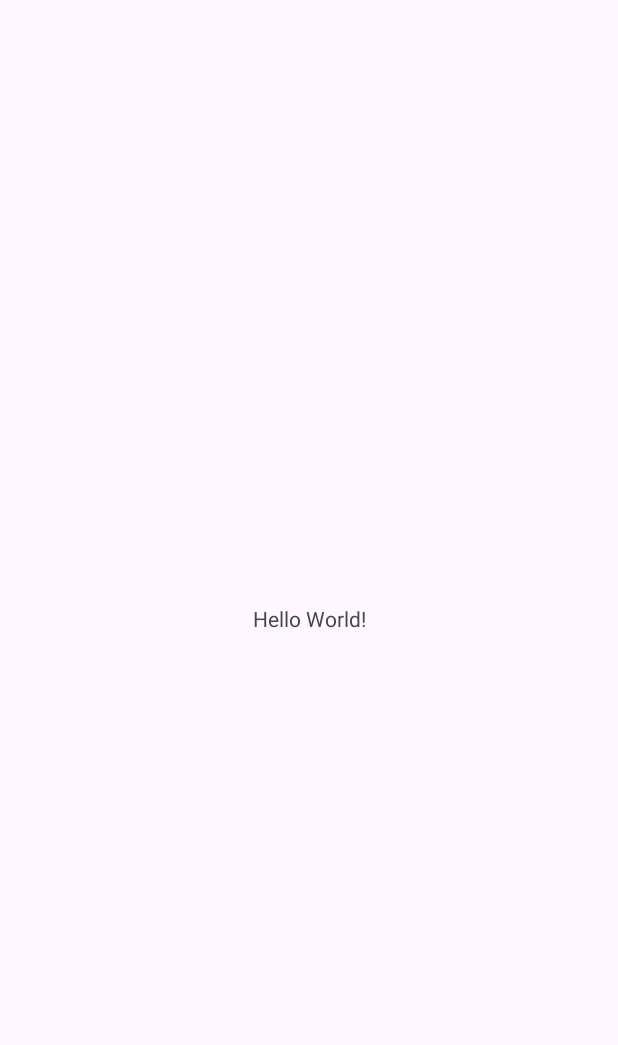
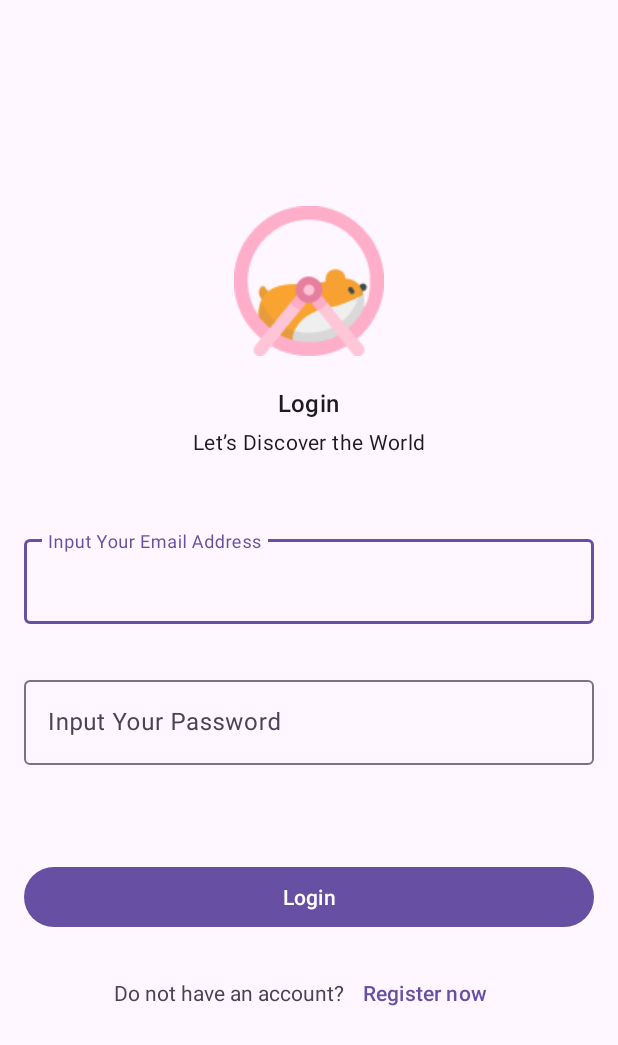
Before and after one commit to andremoore123/Narumi, an Android app: the screen it shows after launch (MainActivity), on a phone screen of 412 x 824 dp. Before the commit the part shown is almost empty. Shown: the top 1045 px of the screen. Run offline under Robolectric (Android 15) with nearby library versions, the phone set to English and light mode, and no system bars; our stand-ins replace Firebase (no records; nobody signed in at launch, a user with empty details on screens opened directly).

Commit message:
[FEATURE] Finished Login

```diff
--- a/app/build.gradle.kts
+++ b/app/build.gradle.kts
@@ -50,6 +50,8 @@ dependencies {
     implementation(libs.androidx.activity)
     implementation(libs.androidx.constraintlayout)
     implementation(libs.firebase.auth)
+    implementation(libs.androidx.navigation.fragment.ktx)
+    implementation(libs.androidx.navigation.ui.ktx)
     testImplementation(libs.junit)
     androidTestImplementation(libs.androidx.junit)
     androidTestImplementation(libs.androidx.espresso.core)
--- a/app/src/main/AndroidManifest.xml
+++ b/app/src/main/AndroidManifest.xml
@@ -3,6 +3,7 @@
     xmlns:tools="http://schemas.android.com/tools">
 
     <application
+        android:name=".MyApp"
         android:allowBackup="true"
         android:dataExtractionRules="@xml/data_extraction_rules"
         android:fullBackupContent="@xml/backup_rules"
--- a/app/src/main/java/com/id/narumi/MainActivity.kt
+++ b/app/src/main/java/com/id/narumi/MainActivity.kt
@@ -1,20 +1,48 @@
 package com.id.narumi
 
 import android.os.Bundle
+import android.util.Log
 import androidx.activity.enableEdgeToEdge
 import androidx.appcompat.app.AppCompatActivity
 import androidx.core.view.ViewCompat
 import androidx.core.view.WindowInsetsCompat
+import com.id.narumi.databinding.ActivityMainBinding
+import org.koin.android.scope.AndroidScopeComponent
+import org.koin.androidx.scope.activityScope
+import org.koin.androidx.viewmodel.ext.android.viewModel
+import org.koin.core.scope.Scope
 
-class MainActivity : AppCompatActivity() {
+class MainActivity : AppCompatActivity(), AndroidScopeComponent {
+    private lateinit var binding: ActivityMainBinding
+    private val viewModel: MainViewModel by viewModel()
     override fun onCreate(savedInstanceState: Bundle?) {
         super.onCreate(savedInstanceState)
         enableEdgeToEdge()
-        setContentView(R.layout.activity_main)
-        ViewCompat.setOnApplyWindowInsetsListener(findViewById(R.id.main)) { v, insets ->
+        binding = ActivityMainBinding.inflate(layoutInflater)
+        setContentView(binding.root)
+        ViewCompat.setOnApplyWindowInsetsListener(binding.root) { v, insets ->
             val systemBars = insets.getInsets(WindowInsetsCompat.Type.systemBars())
             v.setPadding(systemBars.left, systemBars.top, systemBars.right, systemBars.bottom)
             insets
         }
+
+        viewModel.authState.observe(this) { isLogin ->
+            if (isLogin) {
+                navigateToHome()
+            } else {
+                navigateToLogin()
+            }
+        }
     }
+
+    private fun navigateToHome() {
+        Log.d("MA", "Success Login")
+    }
+
+    private fun navigateToLogin() {
+        Log.d("MA", "Success Logout")
+
+    }
+
+    override val scope: Scope by activityScope()
 }
--- /dev/null
+++ b/app/src/main/java/com/id/narumi/MainViewModel.kt
@@ -0,0 +1,16 @@
+package com.id.narumi
+
+import androidx.lifecycle.ViewModel
+import com.id.narumi.domain.auth.IAuthRepository
+
+/**
+ * Created by: andreputras.
+ * Date: 24/07/24
+ * Name: Andre Eka Putra Simanjuntak
+ * Email: andremoore431@gmail.com
+ */
+class MainViewModel(
+    private val authRepository: IAuthRepository
+): ViewModel() {
+    val authState = authRepository.observeLoginState()
+}
--- a/app/src/main/java/com/id/narumi/MyApp.kt
+++ b/app/src/main/java/com/id/narumi/MyApp.kt
@@ -1,6 +1,7 @@
 package com.id.narumi
 
 import android.app.Application
+import com.id.narumi.di.AppModule
 import com.id.narumi.di.DatabaseModule
 import org.koin.android.ext.koin.androidContext
 import org.koin.android.ext.koin.androidLogger
@@ -19,6 +20,7 @@ class MyApp: Application() {
             androidLogger()
             androidContext(this@MyApp)
             modules(DatabaseModule.getModules())
+            modules(AppModule.getModules())
         }
     }
 }
--- /dev/null
+++ b/app/src/main/java/com/id/narumi/base/BaseDialog.kt
@@ -0,0 +1,39 @@
+package com.id.narumi.base
+
+import android.app.Dialog
+import android.content.Context
+import android.view.LayoutInflater
+import androidx.viewbinding.ViewBinding
+
+abstract class BaseDialog<B : ViewBinding>(
+    private val context: Context,
+    private val bindingFactory: (LayoutInflater) -> B
+) {
+    private var dialog: Dialog? = null
+    protected lateinit var binding: B
+
+    fun show() {
+        binding = bindingFactory.invoke(LayoutInflater.from(context))
+        dialog = Dialog(context)
+        dialog?.setContentView(binding.root)
+        binding.root.run {
+            post {
+                dialog?.window?.setLayout(
+                    context.resources.displayMetrics.widthPixels,
+                    measuredHeight + 100
+                )
+            }
+        }
+
+        initView()
+        dialog?.show()
+    }
+
+    fun dismiss() {
+        dialog?.dismiss()
+        dialog = null
+    }
+
+    abstract fun initView()
+
+}
--- /dev/null
+++ b/app/src/main/java/com/id/narumi/base/BaseFragment.kt
@@ -0,0 +1,42 @@
+package com.id.narumi.base
+
+import android.os.Bundle
+import android.view.LayoutInflater
+import android.view.View
+import android.view.ViewGroup
+import android.widget.Toast
+import androidx.fragment.app.Fragment
+import androidx.lifecycle.ViewModel
+import androidx.viewbinding.ViewBinding
+
+abstract class BaseFragment<B : ViewBinding, VM : ViewModel>(
+    private val bindingFactory: (LayoutInflater, ViewGroup?, Boolean) -> B
+) : Fragment() {
+    protected lateinit var binding: B
+    protected abstract val viewModel: VM
+
+    override fun onViewCreated(view: View, savedInstanceState: Bundle?) {
+        super.onViewCreated(view, savedInstanceState)
+        initView()
+        observeData()
+        listenData()
+        initListener()
+    }
+
+    override fun onCreateView(
+        inflater: LayoutInflater,
+        container: ViewGroup?,
+        savedInstanceState: Bundle?
+    ): View {
+        binding = bindingFactory.invoke(inflater, container, false)
+        return binding.root
+    }
+
+    open fun initView() {}
+    open fun observeData() {}
+    open fun initListener() {}
+    open fun listenData() {}
+    open fun showMessage(q: String) {
+        Toast.makeText(requireContext(), q, Toast.LENGTH_SHORT).show()
+    }
+}
--- a/app/src/main/java/com/id/narumi/data/auth/AuthRepository.kt
+++ b/app/src/main/java/com/id/narumi/data/auth/AuthRepository.kt
@@ -1,5 +1,7 @@
 package com.id.narumi.data.auth
 
+import androidx.lifecycle.LiveData
+import androidx.lifecycle.MutableLiveData
 import com.google.firebase.auth.FirebaseAuth
 import com.google.firebase.auth.UserProfileChangeRequest
 import com.id.narumi.domain.Resource
@@ -16,6 +18,15 @@ import kotlinx.coroutines.tasks.await
 class AuthRepository(
     private val firebaseAuth: FirebaseAuth
 ) : IAuthRepository {
+    private val _authState = MutableLiveData<Boolean>()
+    private val authStateListener = FirebaseAuth.AuthStateListener { auth ->
+        _authState.value = auth.currentUser != null
+    }
+
+    init {
+        firebaseAuth.addAuthStateListener(authStateListener)
+    }
+
     override suspend fun login(email: String, password: String): Resource<String> {
         return try {
             val result = firebaseAuth.signInWithEmailAndPassword(email, password).await()
@@ -45,4 +56,9 @@ class AuthRepository(
             name = currentUser?.displayName ?: "Not Set", email = currentUser?.email ?: "Empty Email"
         )
     }
+
+    override fun observeLoginState(): LiveData<Boolean> = _authState
+    override fun clearObserver() {
+        firebaseAuth.removeAuthStateListener(authStateListener)
+    }
 }
--- a/app/src/main/java/com/id/narumi/di/AppModule.kt
+++ b/app/src/main/java/com/id/narumi/di/AppModule.kt
@@ -1,4 +1,12 @@
 package com.id.narumi.di
+
+import com.id.narumi.MainActivity
+import com.id.narumi.MainViewModel
+import com.id.narumi.base.BaseModule
+import com.id.narumi.ui.auth.login.LoginFragment
+import com.id.narumi.ui.auth.login.LoginViewModel
+import org.koin.core.module.Module
+import org.koin.dsl.module
 
 /**
  * Created by: andreputras.
@@ -6,6 +14,16 @@ package com.id.narumi.di
  * Name: Andre Eka Putra Simanjuntak
  * Email: andremoore431@gmail.com
  */
-object AppModule {
+object AppModule: BaseModule {
+    private val viewModelModules = module {
+        scope<LoginFragment> {scoped { LoginViewModel(get()) }}
+        scope<MainActivity> { scoped { MainViewModel(get()) } }
+    }
+
+    override fun getModules(): List<Module> {
+        return listOf(
+            viewModelModules
+        )
+    }
 
 }
--- a/app/src/main/java/com/id/narumi/domain/auth/IAuthRepository.kt
+++ b/app/src/main/java/com/id/narumi/domain/auth/IAuthRepository.kt
@@ -1,5 +1,6 @@
 package com.id.narumi.domain.auth
 
+import androidx.lifecycle.LiveData
 import com.id.narumi.domain.Resource
 
 /**
@@ -14,4 +15,6 @@ interface IAuthRepository {
     suspend fun signOut()
 
     fun getCurrentUser(): UserModel
+    fun observeLoginState(): LiveData<Boolean>
+    fun clearObserver()
 }
--- /dev/null
+++ b/app/src/main/java/com/id/narumi/ui/auth/login/LoginFragment.kt
@@ -0,0 +1,31 @@
+package com.id.narumi.ui.auth.login
+
+import com.id.narumi.base.BaseFragment
+import com.id.narumi.databinding.FragmentLoginBinding
+import org.koin.android.scope.AndroidScopeComponent
+import org.koin.androidx.scope.fragmentScope
+import org.koin.androidx.viewmodel.ext.android.viewModel
+import org.koin.core.scope.Scope
+
+class LoginFragment :
+    BaseFragment<FragmentLoginBinding, LoginViewModel>(FragmentLoginBinding::inflate), AndroidScopeComponent {
+    override val viewModel: LoginViewModel by viewModel()
+
+    override fun initListener() {
+        with(binding) {
+            flBtLogin.setOnClickListener {
+                val email = flEtEmail.text.toString()
+                val password = flEtPassword.text.toString()
+                viewModel.login(email = email, password = password)
+            }
+        }
+    }
+
+    override fun observeData() {
+        viewModel.message.observe(viewLifecycleOwner) {
+            showMessage(it)
+        }
+    }
+
+    override val scope: Scope by fragmentScope()
+}
--- /dev/null
+++ b/app/src/main/java/com/id/narumi/ui/auth/login/LoginViewModel.kt
@@ -0,0 +1,30 @@
+package com.id.narumi.ui.auth.login
+
+import androidx.lifecycle.MutableLiveData
+import androidx.lifecycle.ViewModel
+import androidx.lifecycle.viewModelScope
+import com.id.narumi.domain.Resource
+import com.id.narumi.domain.auth.IAuthRepository
+import kotlinx.coroutines.Dispatchers
+import kotlinx.coroutines.launch
+
+class LoginViewModel(
+    private val authRepository: IAuthRepository
+): ViewModel() {
+
+    private val _message = MutableLiveData<String>()
+    val message = _message
+
+    fun login(email: String, password: String) {
+        viewModelScope.launch(Dispatchers.IO) {
+            when (val response = authRepository.login(email = email, password = password)) {
+                is Resource.Error -> {
+                    _message.postValue(response.errorMessage)
+                }
+                is Resource.Success -> {
+                    _message.postValue(response.data)
+                }
+            }
+        }
+    }
+}
--- a/app/src/main/res/layout/activity_main.xml
+++ b/app/src/main/res/layout/activity_main.xml
@@ -7,13 +7,16 @@
     android:layout_height="match_parent"
     tools:context=".MainActivity">
 
-    <TextView
-        android:layout_width="wrap_content"
-        android:layout_height="wrap_content"
-        android:text="Hello World!"
+    <androidx.fragment.app.FragmentContainerView
+        android:id="@+id/main_container"
+        android:name="androidx.navigation.fragment.NavHostFragment"
+        android:layout_width="0dp"
+        android:layout_height="0dp"
+        app:defaultNavHost="true"
+        android:layout_margin="16dp"
         app:layout_constraintBottom_toBottomOf="parent"
         app:layout_constraintEnd_toEndOf="parent"
         app:layout_constraintStart_toStartOf="parent"
-        app:layout_constraintTop_toTopOf="parent" />
-
+        app:layout_constraintTop_toTopOf="parent"
+        app:navGraph="@navigation/main_nav" />
 </androidx.constraintlayout.widget.ConstraintLayout>
--- /dev/null
+++ b/app/src/main/res/layout/fragment_login.xml
@@ -0,0 +1,81 @@
+<?xml version="1.0" encoding="utf-8"?>
+<LinearLayout xmlns:android="http://schemas.android.com/apk/res/android"
+    xmlns:tools="http://schemas.android.com/tools"
+    android:layout_width="match_parent"
+    android:layout_height="match_parent"
+    android:orientation="vertical"
+    android:gravity="center"
+    tools:context=".ui.auth.login.LoginFragment">
+
+    <ImageView
+        android:id="@+id/fl_iv"
+        android:layout_width="100dp"
+        android:layout_height="100dp"
+        android:src="@drawable/main_icon"/>
+
+    <TextView
+        android:layout_marginTop="20dp"
+        style="@style/TextAppearance.Material3.TitleMedium"
+        android:layout_width="wrap_content"
+        android:layout_height="wrap_content"
+        android:text="@string/text_login"/>
+    <TextView
+        android:layout_marginTop="5dp"
+        style="@style/TextAppearance.Material3.BodyMedium"
+        android:layout_width="wrap_content"
+        android:layout_height="wrap_content"
+        android:text="@string/text_sub_login"/>
+
+    <com.google.android.material.textfield.TextInputLayout
+        android:layout_marginTop="50dp"
+        style="@style/Widget.Material3.TextInputLayout.OutlinedBox"
+        android:layout_width="match_parent"
+        android:layout_height="wrap_content">
+        <com.google.android.material.textfield.TextInputEditText
+            android:id="@+id/fl_et_email"
+            style="@style/Widget.Material3.TextInputEditText.OutlinedBox"
+            android:layout_width="match_parent"
+            android:layout_height="wrap_content"
+            android:inputType="textEmailAddress"
+            android:hint="@string/text_input_email"/>
+    </com.google.android.material.textfield.TextInputLayout>
+
+    <com.google.android.material.textfield.TextInputLayout
+        android:layout_marginTop="32dp"
+        style="@style/Widget.Material3.TextInputLayout.OutlinedBox"
+        android:layout_width="match_parent"
+        android:layout_height="wrap_content">
+        <com.google.android.material.textfield.TextInputEditText
+            android:id="@+id/fl_et_password"
+            style="@style/Widget.Material3.TextInputEditText.OutlinedBox"
+            android:layout_width="match_parent"
+            android:layout_height="wrap_content"
+            android:inputType="textPassword"
+            android:hint="@string/text_input_pass"/>
+    </com.google.android.material.textfield.TextInputLayout>
+
+    <com.google.android.material.button.MaterialButton
+        android:id="@+id/fl_bt_login"
+        android:layout_marginTop="64dp"
+        android:layout_width="match_parent"
+        android:layout_height="wrap_content"
+        android:text="@string/text_login"/>
+
+    <LinearLayout
+        android:layout_marginTop="16dp"
+        android:layout_width="match_parent"
+        android:layout_height="wrap_content"
+        android:orientation="horizontal"
+        android:gravity="center">
+        <TextView
+            android:layout_width="wrap_content"
+            android:layout_height="wrap_content"
+            android:text="@string/text_no_account"/>
+        <Button
+            android:id="@+id/fl_bt_register"
+            style="@style/Widget.Material3.Button.TextButton"
+            android:layout_width="wrap_content"
+            android:layout_height="wrap_content"
+            android:text="@string/text_register_now"/>
+    </LinearLayout>
+</LinearLayout>
--- /dev/null
+++ b/app/src/main/res/navigation/main_nav.xml
@@ -0,0 +1,13 @@
+<?xml version="1.0" encoding="utf-8"?>
+<navigation xmlns:android="http://schemas.android.com/apk/res/android"
+    xmlns:app="http://schemas.android.com/apk/res-auto"
+    xmlns:tools="http://schemas.android.com/tools"
+    android:id="@+id/main_nav"
+    app:startDestination="@id/loginFragment">
+
+    <fragment
+        android:id="@+id/loginFragment"
+        android:name="com.id.narumi.ui.auth.login.LoginFragment"
+        android:label="fragment_login"
+        tools:layout="@layout/fragment_login" />
+</navigation>
--- a/app/src/main/res/values/strings.xml
+++ b/app/src/main/res/values/strings.xml
@@ -1,3 +1,9 @@
 <resources>
     <string name="app_name">Narumi</string>
+    <string name="text_login">Login</string>
+    <string name="text_sub_login">Let’s Discover the World</string>
+    <string name="text_input_email">Input Your Email Address</string>
+    <string name="text_input_pass">Input Your Password</string>
+    <string name="text_no_account">Do not have an account?</string>
+    <string name="text_register_now">Register now</string>
 </resources>
--- a/gradle/libs.versions.toml
+++ b/gradle/libs.versions.toml
@@ -18,6 +18,8 @@ legacySupportV4 = "1.0.0"
 lifecycleLivedataKtx = "2.8.3"
 lifecycleViewmodelKtx = "2.8.3"
 fragmentKtx = "1.8.1"
+navigationFragmentKtx = "2.7.7"
+navigationUiKtx = "2.7.7"
 
 [libraries]
 androidx-core-ktx = { group = "androidx.core", name = "core-ktx", version.ref = "coreKtx" }
@@ -38,6 +40,8 @@ koin-core = {module = "io.insert-koin:koin-core", name = "koin-core"}
 koin-core-coroutines = {module = "io.insert-koin:koin-core-coroutines", name = "koin-core-coroutines"}
 koin-androidx-workmanager = {module = "io.insert-koin:koin-androidx-workmanager", name = "koin-androidx-workmanager"}
 androidx-fragment-ktx = { group = "androidx.fragment", name = "fragment-ktx", version.ref = "fragmentKtx" }
+androidx-navigation-fragment-ktx = { group = "androidx.navigation", name = "navigation-fragment-ktx", version.ref = "navigationFragmentKtx" }
+androidx-navigation-ui-ktx = { group = "androidx.navigation", name = "navigation-ui-ktx", version.ref = "navigationUiKtx" }
 
 [plugins]
 android-application = { id = "com.android.application", version.ref = "agp" }
```
Also changed, not shown: app/src/main/res/drawable/main_icon.png (added).
